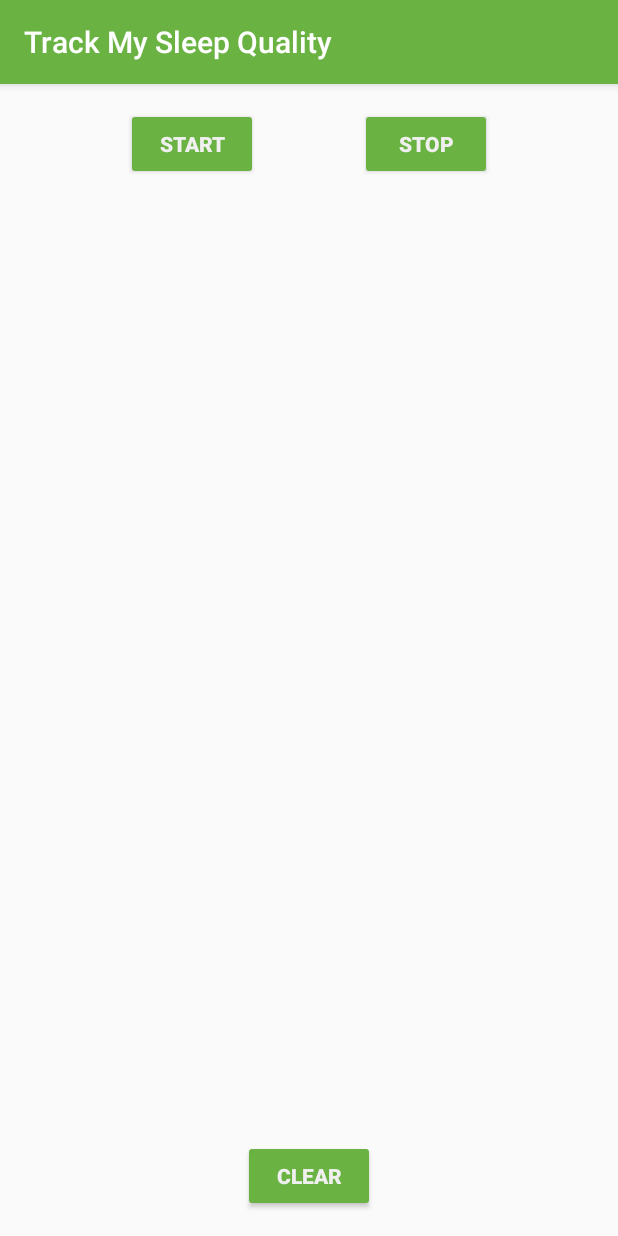
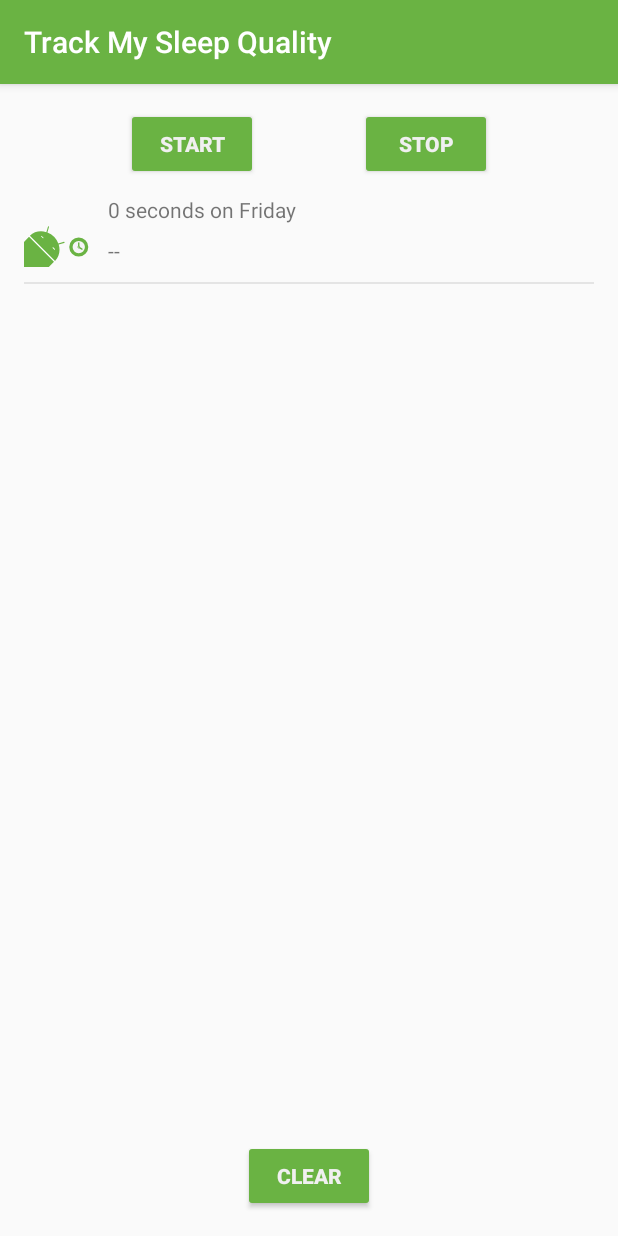
Before and after one commit to EndrewSilveira/sleepTracker, an Android app: the screen it shows after launch (MainActivity), after a tap on "START", on a phone screen of 412 x 824 dp. Run offline under Robolectric (Android 15) with nearby library versions, the phone set to English and light mode, and no system bars; our stand-ins replace Dagger/Hilt's generated code, Room's generated code, data binding; Roboto replaces fonts that are not available here; 3 statements that could not run were skipped.

Commit message:
Added ListAdapter with DiffUtil

```diff
--- a/app/build.gradle
+++ b/app/build.gradle
@@ -43,6 +43,7 @@ android {
     // Enables data binding.
     buildFeatures {
         dataBinding true
+        viewBinding true
     }
 
     compileOptions {
--- a/app/src/main/java/com/example/android/trackmysleepquality/Util.kt
+++ b/app/src/main/java/com/example/android/trackmysleepquality/Util.kt
@@ -24,10 +24,46 @@ import android.text.Spanned
 import androidx.core.text.HtmlCompat
 import com.example.android.trackmysleepquality.database.SleepNight
 import java.text.SimpleDateFormat
+import java.util.*
+import java.util.concurrent.TimeUnit
 
 /**
  * These functions create a formatted string that can be set in a TextView.
  */
+private val ONE_MINUTE_MILLIS = TimeUnit.MILLISECONDS.convert(1, TimeUnit.MINUTES)
+private val ONE_HOUR_MILLIS = TimeUnit.MILLISECONDS.convert(1, TimeUnit.HOURS)
+
+/**
+ * Convert a duration to a formatted string for display.
+ *
+ * Examples:
+ *
+ * 6 seconds on Wednesday
+ * 2 minutes on Monday
+ * 40 hours on Thursday
+ *
+ * @param startTimeMilli the start of the interval
+ * @param endTimeMilli the end of the interval
+ * @param res resources used to load formatted strings
+ */
+fun convertDurationToFormatted(startTimeMilli: Long, endTimeMilli: Long, res: Resources): String {
+    val durationMilli = endTimeMilli - startTimeMilli
+    val weekdayString = SimpleDateFormat("EEEE", Locale.US).format(startTimeMilli)
+    return when {
+        durationMilli < ONE_MINUTE_MILLIS -> {
+            val seconds = TimeUnit.SECONDS.convert(durationMilli, TimeUnit.MILLISECONDS)
+            res.getString(R.string.seconds_length, seconds, weekdayString)
+        }
+        durationMilli < ONE_HOUR_MILLIS -> {
+            val minutes = TimeUnit.MINUTES.convert(durationMilli, TimeUnit.MILLISECONDS)
+            res.getString(R.string.minutes_length, minutes, weekdayString)
+        }
+        else -> {
+            val hours = TimeUnit.HOURS.convert(durationMilli, TimeUnit.MILLISECONDS)
+            res.getString(R.string.hours_length, hours, weekdayString)
+        }
+    }
+}
 
 /**
  * Returns a string representing the numeric quality rating.
--- /dev/null
+++ b/app/src/main/java/com/example/android/trackmysleepquality/sleeptracker/SleepTrackerAdapter.kt
@@ -0,0 +1,58 @@
+package com.example.android.trackmysleepquality.sleeptracker
+
+import android.view.LayoutInflater
+import android.view.ViewGroup
+import androidx.recyclerview.widget.DiffUtil
+import androidx.recyclerview.widget.ListAdapter
+import androidx.recyclerview.widget.RecyclerView
+import com.example.android.trackmysleepquality.R
+import com.example.android.trackmysleepquality.convertDurationToFormatted
+import com.example.android.trackmysleepquality.convertNumericQualityToString
+import com.example.android.trackmysleepquality.database.SleepNight
+import com.example.android.trackmysleepquality.databinding.AdapterSleepTrackerBinding
+import kotlinx.android.synthetic.main.adapter_sleep_tracker.view.*
+
+class SleepTrackerAdapter() : ListAdapter<SleepNight, SleepTrackerAdapter.ViewHolder>(SleepTrackerDiffCallBack()) {
+
+    override fun onCreateViewHolder(parent: ViewGroup, viewType: Int): ViewHolder {
+        val layoutInflater = LayoutInflater.from(parent.context)
+        val binding = AdapterSleepTrackerBinding.inflate(layoutInflater, parent, false)
+        return ViewHolder(binding)
+    }
+
+    override fun onBindViewHolder(holder: ViewHolder, position: Int) {
+        val item = getItem(position)
+        holder.bind(item)
+    }
+
+    class ViewHolder(binding: AdapterSleepTrackerBinding) : RecyclerView.ViewHolder(binding.root) {
+        fun bind(item: SleepNight) {
+            val res = itemView.context.resources
+            itemView.tvSleepLength.text =
+                convertDurationToFormatted(item.startTimeMilli, item.endTimeMilli, res)
+            itemView.tvQuality.text = convertNumericQualityToString(item.sleepQuality, res)
+            itemView.ivIconQuality.setImageResource(
+                when (item.sleepQuality) {
+                    0 -> R.drawable.ic_sleep_0
+                    1 -> R.drawable.ic_sleep_1
+                    2 -> R.drawable.ic_sleep_2
+                    3 -> R.drawable.ic_sleep_3
+                    4 -> R.drawable.ic_sleep_4
+                    5 -> R.drawable.ic_sleep_5
+                    else -> R.drawable.ic_sleep_active
+                }
+            )
+        }
+    }
+
+    class SleepTrackerDiffCallBack :  DiffUtil.ItemCallback<SleepNight>(){
+        override fun areItemsTheSame(oldItem: SleepNight, newItem: SleepNight): Boolean {
+            return oldItem.nightId == newItem.nightId
+        }
+
+        override fun areContentsTheSame(oldItem: SleepNight, newItem: SleepNight): Boolean {
+            return oldItem == newItem
+        }
+
+    }
+}
--- a/app/src/main/java/com/example/android/trackmysleepquality/sleeptracker/SleepTrackerFragment.kt
+++ b/app/src/main/java/com/example/android/trackmysleepquality/sleeptracker/SleepTrackerFragment.kt
@@ -36,9 +36,9 @@ import dagger.hilt.android.AndroidEntryPoint
 @AndroidEntryPoint
 class SleepTrackerFragment : Fragment() {
 
-
+    private lateinit var binding: FragmentSleepTrackerBinding
     private val viewModel: SleepTrackerViewModel by viewModels()
-    private lateinit var binding: FragmentSleepTrackerBinding
+    private val adapter: SleepTrackerAdapter by lazy { SleepTrackerAdapter() }
 
     override fun onCreateView(
         inflater: LayoutInflater, container: ViewGroup?,
@@ -55,6 +55,18 @@ class SleepTrackerFragment : Fragment() {
     override fun onViewCreated(view: View, savedInstanceState: Bundle?) {
         super.onViewCreated(view, savedInstanceState)
 
+        binding.rvSleepNights.adapter = adapter
+
+        initObservers()
+    }
+
+    private fun initObservers() {
+        viewModel.nights.observe(viewLifecycleOwner) { nights ->
+            nights?.let {
+                adapter.submitList(nights)
+            }
+        }
+
         viewModel.navigateToSleepQuality.observe(viewLifecycleOwner) { night ->
             night?.let {
                 this.findNavController().navigate(
@@ -65,7 +77,8 @@ class SleepTrackerFragment : Fragment() {
             }
         }
         viewModel.cleared.observe(viewLifecycleOwner) {
-            Snackbar.make(binding.root, getString(R.string.cleared_message), Snackbar.LENGTH_SHORT).show()
+            Snackbar.make(binding.root, getString(R.string.cleared_message), Snackbar.LENGTH_SHORT)
+                .show()
         }
     }
 }
--- a/app/src/main/java/com/example/android/trackmysleepquality/sleeptracker/SleepTrackerViewModel.kt
+++ b/app/src/main/java/com/example/android/trackmysleepquality/sleeptracker/SleepTrackerViewModel.kt
@@ -41,7 +41,7 @@ class SleepTrackerViewModel @Inject constructor(
     private var viewModelJob = Job()
     private val uiScope = CoroutineScope(Dispatchers.Main + viewModelJob)
     private val tonight = MutableLiveData<SleepNight?>()
-    private val nights = database.getAllNights()
+    val nights = database.getAllNights()
     val cleared = MutableLiveData<Unit>()
 
     val nightString = Transformations.map(nights) { night ->
--- /dev/null
+++ b/app/src/main/res/drawable/ic_sleep_active.xml
@@ -0,0 +1,77 @@
+<!--
+      ~ Copyright 2018, The Android Open Source Project
+      ~
+      ~ Licensed under the Apache License, Version 2.0 (the "License");
+      ~ you may not use this file except in compliance with the License.
+      ~ You may obtain a copy of the License at
+      ~
+      ~     http://www.apache.org/licenses/LICENSE-2.0
+      ~
+      ~ Unless required by applicable law or agreed to in writing, software
+      ~ distributed under the License is distributed on an "AS IS" BASIS,
+      ~ WITHOUT WARRANTIES OR CONDITIONS OF ANY KIND, either express or implied.
+      ~ See the License for the specific language governing permissions and
+      ~ limitations under the License.
+      -->
+
+<vector xmlns:android="http://schemas.android.com/apk/res/android"
+    android:width="108dp"
+    android:height="108dp"
+    android:viewportWidth="512"
+    android:viewportHeight="512">
+    <path
+        android:pathData="M35.58,297.76l6.18,-7.64l98.76,-8.5l100.14,101.33l-20,86.04l-7.5,6.29l-126.86,-7.63l-50.72,-169.89z"
+        android:fillColor="#fff"/>
+    <path
+        android:pathData="M389,302.51q-28.14,0 -47.68,19.54T321.8,369.73q0,28.15 19.55,48.08T389,437.74q28.14,0 48.08,-19.93T457,369.73q0,-28.14 -19.93,-47.68T389,302.51Z"
+        android:fillColor="#6ab343"/>
+    <path
+        android:pathData="M389.17,326.32a43.23,43.23 0,0 0,-43.55 43.55A42.84,42.84 0,0 0,358.28 401a41.6,41.6 0,0 0,30.89 12.92,44.09 44.09,0 0,0 44.05,-44.06A41.61,41.61 0,0 0,420.31 339,42.91 42.91,0 0,0 389.17,326.32Z"
+        android:fillColor="#f5f5f5"/>
+    <path
+        android:pathData="M389.4,363.79L389.4,340.35"
+        android:strokeLineJoin="round"
+        android:strokeWidth="10"
+        android:fillColor="#00000000"
+        android:strokeColor="#6ab343"
+        android:strokeLineCap="round"/>
+    <path
+        android:pathData="M394.5,373.69L412.12,384.46"
+        android:strokeLineJoin="round"
+        android:strokeWidth="10"
+        android:fillColor="#00000000"
+        android:strokeColor="#6ab343"
+        android:strokeLineCap="round"/>
+    <path
+        android:pathData="M389.39,363.79a6.25,6.25 0,0 0,-6.3 6.3,6.2 6.2,0 0,0 1.83,4.5 6,6 0,0 0,4.47 1.87,6.37 6.37,0 0,0 6.36,-6.37 6,6 0,0 0,-1.86 -4.47A6.21,6.21 0,0 0,389.39 363.79Z"
+        android:strokeWidth="7"
+        android:fillColor="#f5f5f5"
+        android:strokeColor="#6ab343"/>
+    <group>
+        <clip-path android:pathData="M584.94,0h512v512h-512z M 0,0"/>
+        <path
+            android:pathData="M448.55,437.05,709.34,697.84a8.72,8.72,0,0,0,12.32,0l325.45,-325.45a8.72,8.72,0,0,0,0,-12.32L778,91a18.84,18.84,0,0,0,-26.65,0L442,382.4l-2.36,5.16A44.07,44.07,0,0,0,448.55,437.05Z"
+            android:fillColor="#43a047"/>
+        <path
+            android:pathData="M440.25,415.17l275.52002,275.52l335.0,-334.99l-278.15002,-278.15002l-334.26,328.40002l1.8900146,9.220001z"
+            android:fillColor="#c0ca33"/>
+        <path
+            android:pathData="M544.72,137.12h393.36v473.76h-393.36z"
+            android:fillColor="#e6ee9c"/>
+        <path
+            android:pathData="M548.74,117.2H930.26a8.41,8.41,0,0,1,8.41,8.41V586.47a8.41,8.41,0,0,1,-8.41,8.41H548.74a18.19,18.19,0,0,1,-18.19,-18.19V135.4a18.19,18.19,0,0,1,18.19,-18.19Z"
+            android:fillColor="#6ab343"/>
+        <path
+            android:pathData="M601.64,-8.95h13.65v477.68h-13.65z"
+            android:fillColor="#43a047"/>
+        <path
+            android:pathData="M612.29,-1.71h6.82v477.68h-6.82z"
+            android:fillColor="#66bb6a"/>
+    </group>
+    <group>
+        <clip-path android:pathData="M0,0h512v512h-512z M 0,0"/>
+        <path
+            android:pathData="M246.59,351.91l39.17,-11.45a3.89,3.89,0,1,0,-2.17,-7.47L244,344.56a136.82,136.82,0,0,0,-77.69,-77.77l11.49,-39.53a3.89,3.89,0,1,0,-7.46,-2.19l-11.42,39.16c-41.3,-13.19,-86.47,-4.84,-117.17,25.89L220.66,469c30.72,-30.71,39,-75.78,25.93,-117.08m-211,-54.15L-93.27,426.67a29.94,29.94,0,0,0,0,42.38l14.43,14.43,-44,44a28.11,28.11,0,0,0,0,39.71,28.12,28.12,0,0,0,39.74,0l44,-44L-12.31,550l-44,44a28.1,28.1,0,0,0,0,39.71,28.1,28.1,0,0,0,39.74,0l44,-44,14.49,14.47a30,30,0,0,0,42.39,0l128.86,-128.9Zm180.59,90.92L203.59,376.1a1.71,1.71,0,0,1,0,-2.41l1.59,-1.59a1.71,1.71,0,0,1,2.41,0l12.58,12.58a1.71,1.71,0,0,1,0,2.41l-1.59,1.59A1.7,1.7,0,0,1,216.17,388.68Zm-81.43,-81.43,-12.58,-12.58a1.7,1.7,0,0,1,0,-2.4l1.59,-1.6a1.71,1.71,0,0,1,2.41,0l12.58,12.59a1.68,1.68,0,0,1,0,2.4l-1.59,1.59A1.7,1.7,0,0,1,134.74,307.25Zm-99.16,-9.49L-93.27,426.67a29.94,29.94,0,0,0,0,42.38l14.43,14.43,-44,44a28.11,28.11,0,0,0,0,39.71,28.12,28.12,0,0,0,39.74,0l44,-44L-12.31,550l-44,44a28.1,28.1,0,0,0,0,39.71,28.1,28.1,0,0,0,39.74,0l44,-44,14.49,14.47a30,30,0,0,0,42.39,0l128.86,-128.9Z"
+            android:fillColor="#6ab343"/>
+    </group>
+</vector>
--- /dev/null
+++ b/app/src/main/res/layout/adapter_sleep_tracker.xml
@@ -0,0 +1,49 @@
+<?xml version="1.0" encoding="utf-8"?>
+<androidx.constraintlayout.widget.ConstraintLayout
+    xmlns:android="http://schemas.android.com/apk/res/android"
+    xmlns:app="http://schemas.android.com/apk/res-auto"
+    xmlns:tools="http://schemas.android.com/tools"
+    android:layout_height="wrap_content"
+    android:layout_width="match_parent">
+
+    <androidx.appcompat.widget.AppCompatImageView
+        android:id="@+id/ivIconQuality"
+        android:layout_height="48dp"
+        android:layout_marginStart="16dp"
+        android:layout_marginVertical="10dp"
+        android:layout_width="48dp"
+        app:layout_constraintBottom_toTopOf="@+id/viewDivider"
+        app:layout_constraintStart_toStartOf="parent"
+        app:layout_constraintTop_toTopOf="parent"
+        tools:src="@drawable/ic_sleep_5" />
+
+    <com.google.android.material.textview.MaterialTextView
+        android:id="@+id/tvSleepLength"
+        android:layout_height="wrap_content"
+        android:layout_marginEnd="16dp"
+        android:layout_marginStart="8dp"
+        android:layout_width="0dp"
+        app:layout_constraintEnd_toEndOf="parent"
+        app:layout_constraintStart_toEndOf="@+id/ivIconQuality"
+        app:layout_constraintTop_toTopOf="@+id/ivIconQuality"
+        tools:text="Wednesday" />
+
+    <com.google.android.material.textview.MaterialTextView
+        android:id="@+id/tvQuality"
+        android:layout_height="wrap_content"
+        android:layout_marginTop="8dp"
+        android:layout_width="0dp"
+        app:layout_constraintEnd_toEndOf="@+id/tvSleepLength"
+        app:layout_constraintStart_toStartOf="@+id/tvSleepLength"
+        app:layout_constraintTop_toBottomOf="@+id/tvSleepLength"
+        tools:text="Excellent!!!" />
+
+    <View
+        android:background="@color/gray"
+        android:id="@+id/viewDivider"
+        android:layout_height="1dp"
+        android:layout_marginHorizontal="16dp"
+        android:layout_width="match_parent"
+        app:layout_constraintBottom_toBottomOf="parent" />
+
+</androidx.constraintlayout.widget.ConstraintLayout>
--- a/app/src/main/res/layout/fragment_sleep_tracker.xml
+++ b/app/src/main/res/layout/fragment_sleep_tracker.xml
@@ -1,70 +1,29 @@
-<?xml version="1.0" encoding="utf-8"?><!--
-  ~ Copyright 2018, The Android Open Source Project
-  ~
-  ~ Licensed under the Apache License, Version 2.0 (the "License");
-  ~ you may not use this file except in compliance with the License.
-  ~ You may obtain a copy of the License at
-  ~
-  ~     http://www.apache.org/licenses/LICENSE-2.0
-  ~
-  ~ Unless required by applicable law or agreed to in writing, software
-  ~ distributed under the License is distributed on an "AS IS" BASIS,
-  ~ WITHOUT WARRANTIES OR CONDITIONS OF ANY KIND, either express or implied.
-  ~ See the License for the specific language governing permissions and
-  ~ limitations under the License.
-  -->
-
-<!-- Wrapping the layout into /layout to make it available with data binding. -->
+<?xml version="1.0" encoding="utf-8"?>
 <layout xmlns:android="http://schemas.android.com/apk/res/android"
     xmlns:app="http://schemas.android.com/apk/res-auto"
     xmlns:tools="http://schemas.android.com/tools">
 
-    <!-- Data to make available to the XML via data binding. In this case,
-         the whole ViewModel, so that we can access the LiveData,
-         click handlers, and state variables. -->
     <data>
+
         <variable
             name="sleepTrackerViewModel"
             type="com.example.android.trackmysleepquality.sleeptracker.SleepTrackerViewModel" />
 
     </data>
 
-    <!-- Start of the visible fragment layout using ConstraintLayout -->
     <androidx.constraintlayout.widget.ConstraintLayout
         android:layout_width="match_parent"
         android:layout_height="match_parent"
         tools:context=".sleeptracker.SleepTrackerFragment">
 
-        <!-- Simplest way of displaying scrollable text and data. There is a
-             better and more efficient way to do this, and you will learn about
-             RecyclerView in a later lesson. -->
-
-        <ScrollView
+        <androidx.recyclerview.widget.RecyclerView
+            android:id="@+id/rvSleepNights"
             android:layout_width="match_parent"
             android:layout_height="0dp"
+            tools:listitem="@layout/adapter_sleep_tracker"
+            app:layoutManager="androidx.recyclerview.widget.LinearLayoutManager"
             app:layout_constraintBottom_toTopOf="@+id/clear_button"
-            app:layout_constraintEnd_toEndOf="parent"
-            app:layout_constraintRight_toRightOf="parent"
-            app:layout_constraintStart_toStartOf="parent"
-            app:layout_constraintTop_toBottomOf="@+id/stop_button">
-
-            <!-- In the TextView, we can access the nightsString LiveData,
-                 which keeps it displayed and updated in the TextView
-                 whenever it changes. -->
-
-            <TextView
-                android:id="@+id/textview"
-                android:layout_width="match_parent"
-                android:layout_height="wrap_content"
-                android:layout_marginStart="@dimen/margin"
-                android:layout_marginTop="@dimen/margin"
-                android:layout_marginEnd="@dimen/margin"
-                android:text="@{sleepTrackerViewModel.nightString}" />
-        </ScrollView>
-
-        <!-- With data binding and LiveData, we can track the buttons' visibility states
-             from the ViewModel. The click handler is in the ViewModel as well, and
-             you can set it for the Views using this lambda pattern. -->
+            app:layout_constraintTop_toBottomOf="@+id/stop_button" />
 
         <Button
             android:id="@+id/start_button"
@@ -72,9 +31,9 @@
             android:layout_width="wrap_content"
             android:layout_height="wrap_content"
             android:layout_marginStart="@dimen/margin"
+            android:enabled="@{sleepTrackerViewModel.startButtonVisible}"
+            android:onClick="@{() -> sleepTrackerViewModel.onStartTracking()}"
             android:text="@string/start"
-            android:onClick="@{() -> sleepTrackerViewModel.onStartTracking()}"
-            android:enabled="@{sleepTrackerViewModel.startButtonVisible}"
             app:layout_constraintBaseline_toBaselineOf="@id/stop_button"
             app:layout_constraintEnd_toStartOf="@+id/stop_button"
             app:layout_constraintHorizontal_chainStyle="spread"
@@ -87,9 +46,9 @@
             android:layout_height="wrap_content"
             android:layout_marginTop="@dimen/margin"
             android:layout_marginEnd="@dimen/margin"
-            android:text="@string/stop"
             android:enabled="@{sleepTrackerViewModel.stopButtonVisible}"
             android:onClick="@{() -> sleepTrackerViewModel.onStopTracking()}"
+            android:text="@string/stop"
             app:layout_constraintEnd_toEndOf="parent"
             app:layout_constraintStart_toEndOf="@+id/start_button"
             app:layout_constraintTop_toTopOf="parent" />
@@ -102,9 +61,9 @@
             android:layout_marginStart="@dimen/margin"
             android:layout_marginEnd="@dimen/margin"
             android:layout_marginBottom="@dimen/margin"
-            android:text="@string/clear"
             android:enabled="@{sleepTrackerViewModel.clearButtonVisible}"
             android:onClick="@{() -> sleepTrackerViewModel.onClear()}"
+            android:text="@string/clear"
             app:layout_constraintBottom_toBottomOf="parent"
             app:layout_constraintEnd_toEndOf="parent"
             app:layout_constraintStart_toStartOf="parent" />
--- a/app/src/main/res/values/colors.xml
+++ b/app/src/main/res/values/colors.xml
@@ -22,5 +22,6 @@
 
     <color name="green_color">#388310</color>
     <color name="white_text_color">#f0f0f0</color>
+    <color name="gray">#E4E4E4</color>
 
 </resources>
--- a/app/src/main/res/values/strings.xml
+++ b/app/src/main/res/values/strings.xml
@@ -52,5 +52,10 @@
 
     <!-- Toast to play after Clear button has been pressed -->
     <string name="cleared_message">All your data was cleared.</string>
+    <string name="header_text">Sleep Results</string>
+    <string name="close">Close</string>
+    <string name="minutes_length">%d minutes on %s</string>
+    <string name="hours_length">%d hours on %s</string>
+    <string name="seconds_length">%d seconds on %s</string>
 
 </resources>
```
